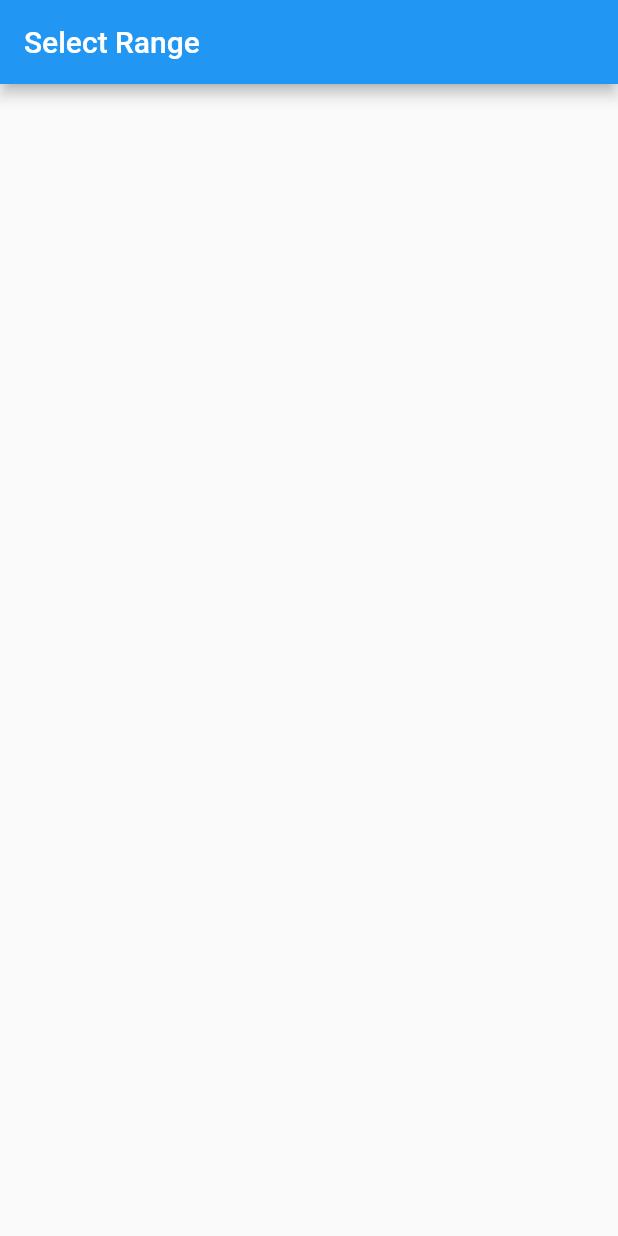
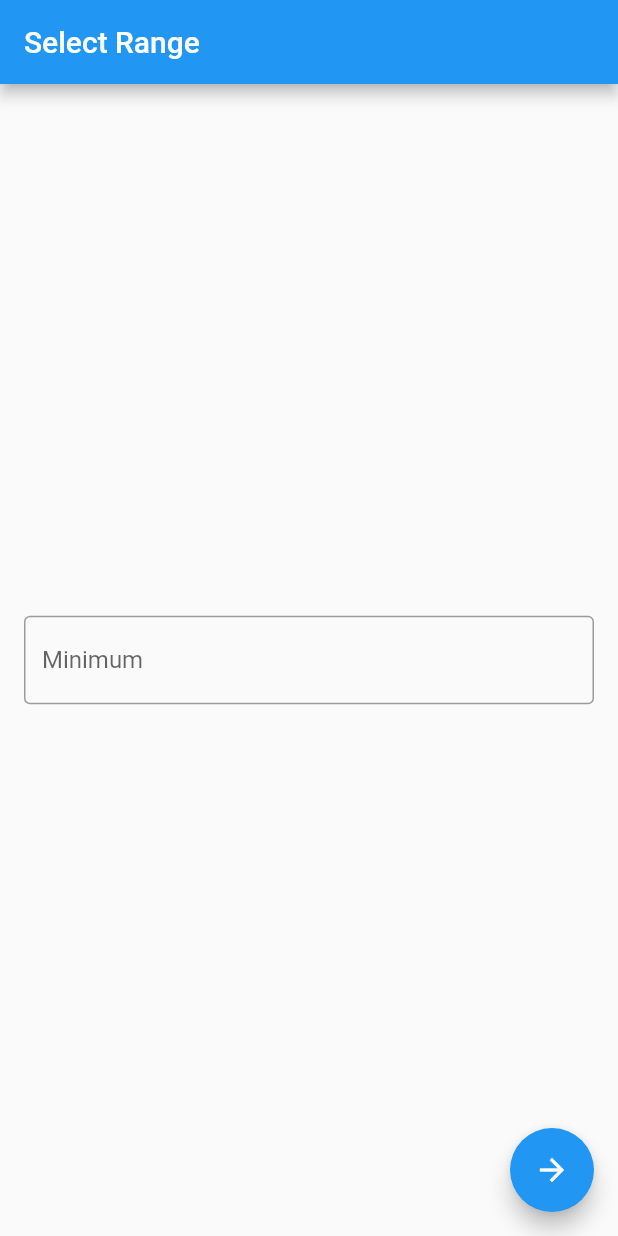
Before and after one commit to Dihfahsih1/flutter_fundamentals, a Flutter app: the screen it shows after launch, on a phone screen of 412 x 824 dp. Run offline on Flutter 3.47's test engine with Material 2 defaults, Android fonts, the phone set to English and light mode, and no system bars.

Commit message:
create the first app form field to allow input

```diff
--- a/lib/range_selector_page.dart
+++ b/lib/range_selector_page.dart
@@ -14,6 +14,32 @@ class _RangeSelectorPageState extends State<RangeSelectorPage> {
       appBar: AppBar(
         title: Text('Select Range'),
       ),
+      body: Form(
+        child: Padding(
+          padding: const EdgeInsets.all(16),
+          child: Column(
+            mainAxisAlignment: MainAxisAlignment.center,
+            children: [
+              TextFormField(
+                decoration: InputDecoration(
+                  border: OutlineInputBorder(),
+                  labelText: 'Minimum',
+                ),
+                keyboardType: TextInputType.numberWithOptions(
+                  decimal: false,
+                  signed: true,
+                ),
+              ),
+            ],
+          ),
+        ),
+      ),
+      floatingActionButton: FloatingActionButton(
+          child: Icon(Icons.arrow_forward),
+          onPressed: () {
+            // TODO: Validate the form
+            // TODO: Navigate to the next page
+          }),
     );
   }
 }
```
